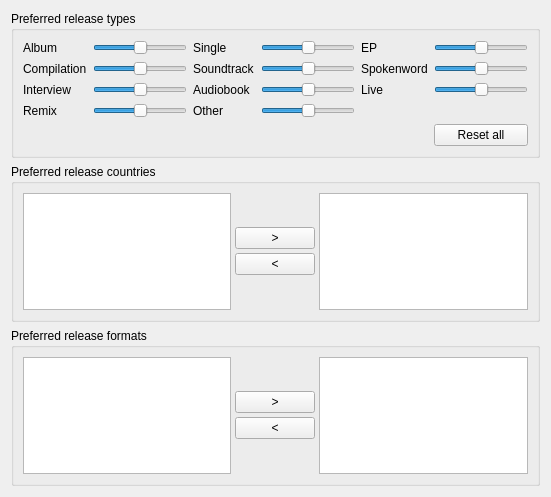
Old version of the form ui/options_releases.ui in the repository metabrainz/picard.
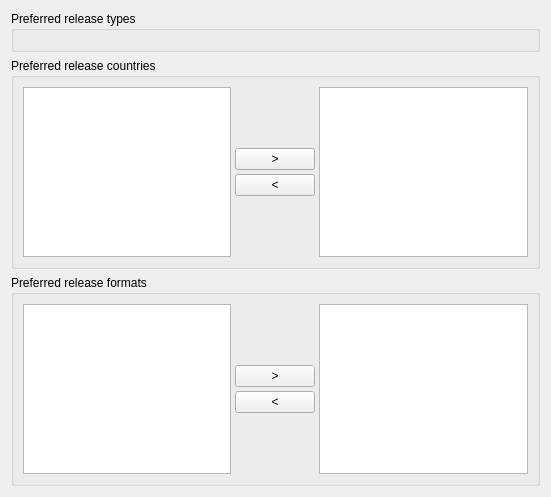
New version of the form.

Commit message: Build release type score sliders UI dynamically.

Patch:
```diff
--- a/ui/options_releases.ui
+++ b/ui/options_releases.ui
@@ -20,239 +20,6 @@
       <property name="verticalSpacing">
        <number>6</number>
       </property>
-      <item row="0" column="0">
-       <widget class="QLabel" name="label">
-        <property name="text">
-         <string>Album</string>
-        </property>
-       </widget>
-      </item>
-      <item row="0" column="1">
-       <widget class="QSlider" name="prefer_album_score">
-        <property name="maximum">
-         <number>100</number>
-        </property>
-        <property name="value">
-         <number>50</number>
-        </property>
-        <property name="orientation">
-         <enum>Qt::Horizontal</enum>
-        </property>
-       </widget>
-      </item>
-      <item row="0" column="2">
-       <widget class="QLabel" name="label_2">
-        <property name="text">
-         <string>Single</string>
-        </property>
-       </widget>
-      </item>
-      <item row="0" column="3">
-       <widget class="QSlider" name="prefer_single_score">
-        <property name="maximum">
-         <number>100</number>
-        </property>
-        <property name="value">
-         <number>50</number>
-        </property>
-        <property name="orientation">
-         <enum>Qt::Horizontal</enum>
-        </property>
-       </widget>
-      </item>
-      <item row="0" column="4">
-       <widget class="QLabel" name="label_3">
-        <property name="text">
-         <string>EP</string>
-        </property>
-       </widget>
-      </item>
-      <item row="0" column="5">
-       <widget class="QSlider" name="prefer_ep_score">
-        <property name="maximum">
-         <number>100</number>
-        </property>
-        <property name="value">
-         <number>50</number>
-        </property>
-        <property name="orientation">
-         <enum>Qt::Horizontal</enum>
-        </property>
-       </widget>
-      </item>
-      <item row="1" column="0">
-       <widget class="QLabel" name="label_7">
-        <property name="text">
-         <string>Compilation</string>
-        </property>
-       </widget>
-      </item>
-      <item row="1" column="1">
-       <widget class="QSlider" name="prefer_compilation_score">
-        <property name="maximum">
-         <number>100</number>
-        </property>
-        <property name="value">
-         <number>50</number>
-        </property>
-        <property name="orientation">
-         <enum>Qt::Horizontal</enum>
-        </property>
-       </widget>
-      </item>
-      <item row="1" column="2">
-       <widget class="QLabel" name="label_8">
-        <property name="text">
-         <string>Soundtrack</string>
-        </property>
-       </widget>
-      </item>
-      <item row="1" column="3">
-       <widget class="QSlider" name="prefer_soundtrack_score">
-        <property name="maximum">
-         <number>100</number>
-        </property>
-        <property name="value">
-         <number>50</number>
-        </property>
-        <property name="orientation">
-         <enum>Qt::Horizontal</enum>
-        </property>
-       </widget>
-      </item>
-      <item row="1" column="4">
-       <widget class="QLabel" name="label_9">
-        <property name="text">
-         <string>Spokenword</string>
-        </property>
-       </widget>
-      </item>
-      <item row="1" column="5">
-       <widget class="QSlider" name="prefer_spokenword_score">
-        <property name="maximum">
-         <number>100</number>
-        </property>
-        <property name="value">
-         <number>50</number>
-        </property>
-        <property name="orientation">
-         <enum>Qt::Horizontal</enum>
-        </property>
-       </widget>
-      </item>
-      <item row="2" column="0">
-       <widget class="QLabel" name="label_10">
-        <property name="text">
-         <string>Interview</string>
-        </property>
-       </widget>
-      </item>
-      <item row="2" column="1">
-       <widget class="QSlider" name="prefer_interview_score">
-        <property name="maximum">
-         <number>100</number>
-        </property>
-        <property name="value">
-         <number>50</number>
-        </property>
-        <property name="orientation">
-         <enum>Qt::Horizontal</enum>
-        </property>
-       </widget>
-      </item>
-      <item row="2" column="2">
-       <widget class="QLabel" name="label_11">
-        <property name="text">
-         <string>Audiobook</string>
-        </property>
-       </widget>
-      </item>
-      <item row="2" column="3">
-       <widget class="QSlider" name="prefer_audiobook_score">
-        <property name="maximum">
-         <number>100</number>
-        </property>
-        <property name="value">
-         <number>50</number>
-        </property>
-        <property name="orientation">
-         <enum>Qt::Horizontal</enum>
-        </property>
-       </widget>
-      </item>
-      <item row="2" column="4">
-       <widget class="QLabel" name="label_12">
-        <property name="text">
-         <string>Live</string>
-        </property>
-       </widget>
-      </item>
-      <item row="2" column="5">
-       <widget class="QSlider" name="prefer_live_score">
-        <property name="maximum">
-         <number>100</number>
-        </property>
-        <property name="value">
-         <number>50</number>
-        </property>
-        <property name="orientation">
-         <enum>Qt::Horizontal</enum>
-        </property>
-       </widget>
-      </item>
-      <item row="3" column="0">
-       <widget class="QLabel" name="label_13">
-        <property name="text">
-         <string>Remix</string>
-        </property>
-       </widget>
-      </item>
-      <item row="3" column="1">
-       <widget class="QSlider" name="prefer_remix_score">
-        <property name="maximum">
-         <number>100</number>
-        </property>
-        <property name="value">
-         <number>50</number>
-        </property>
-        <property name="orientation">
-         <enum>Qt::Horizontal</enum>
-        </property>
-       </widget>
-      </item>
-      <item row="3" column="2">
-       <widget class="QLabel" name="label_14">
-        <property name="text">
-         <string>Other</string>
-        </property>
-       </widget>
-      </item>
-      <item row="3" column="3">
-       <widget class="QSlider" name="prefer_other_score">
-        <property name="maximum">
-         <number>100</number>
-        </property>
-        <property name="sliderPosition">
-         <number>50</number>
-        </property>
-        <property name="orientation">
-         <enum>Qt::Horizontal</enum>
-        </property>
-       </widget>
-      </item>
-      <item row="4" column="5">
-       <widget class="QPushButton" name="reset_preferred_types_btn">
-        <property name="sizePolicy">
-         <sizepolicy hsizetype="Minimum" vsizetype="Fixed">
-          <horstretch>0</horstretch>
-          <verstretch>0</verstretch>
-         </sizepolicy>
-        </property>
-        <property name="text">
-         <string>Reset all</string>
-        </property>
-       </widget>
-      </item>
      </layout>
     </widget>
    </item>
```
The commit also changes 2 other files.
